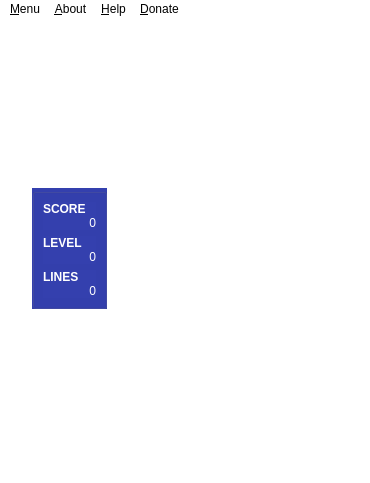
Old version of the form pyTetris/ui/main_window.ui in the repository TutorExilius/pyTetris.
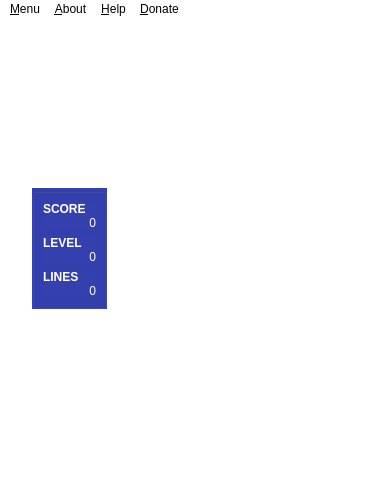
New version of the form. Icons and pictures are not drawn.

```diff
--- a/pyTetris/ui/main_window.ui
+++ b/pyTetris/ui/main_window.ui
@@ -7,7 +7,7 @@
     <x>0</x>
     <y>0</y>
     <width>370</width>
-    <height>483</height>
+    <height>481</height>
    </rect>
   </property>
   <property name="windowTitle">
```
Left out of the diff: 2 changed lines with no effect on the pictures.
